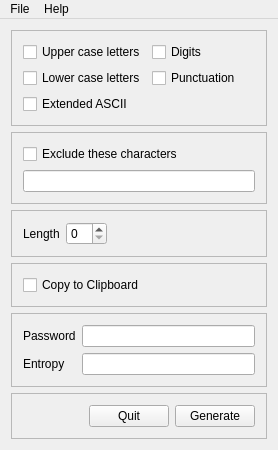
TimAllman/Password-Beaver, file mainwindow.ui: the form before one commit.
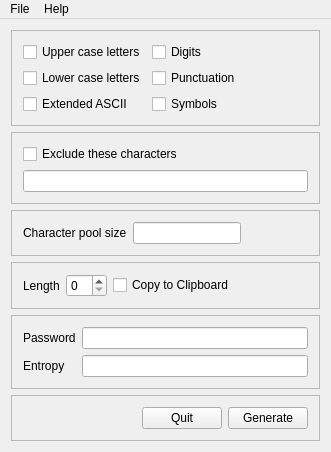
The form after the commit. Icons and pictures are not drawn.

```diff
--- a/mainwindow.ui
+++ b/mainwindow.ui
@@ -6,8 +6,8 @@
    <rect>
     <x>0</x>
     <y>0</y>
-    <width>278</width>
-    <height>433</height>
+    <width>331</width>
+    <height>437</height>
    </rect>
   </property>
   <property name="sizePolicy">
@@ -24,7 +24,13 @@
     <normaloff>:/icons/scalable/beaver.svg</normaloff>:/icons/scalable/beaver.svg</iconset>
   </property>
   <widget class="QWidget" name="centralWidget">
-   <layout class="QVBoxLayout" name="verticalLayout_3">
+   <property name="sizePolicy">
+    <sizepolicy hsizetype="Fixed" vsizetype="Fixed">
+     <horstretch>0</horstretch>
+     <verstretch>0</verstretch>
+    </sizepolicy>
+   </property>
+   <layout class="QVBoxLayout" name="verticalLayout">
     <item>
      <widget class="QFrame" name="frame_2">
       <property name="sizePolicy">
@@ -39,7 +45,7 @@
       <property name="frameShadow">
        <enum>QFrame::Raised</enum>
       </property>
-      <layout class="QGridLayout" name="gridLayout_2">
+      <layout class="QFormLayout" name="formLayout">
        <item row="0" column="0">
         <widget class="QCheckBox" name="upperCaseCheckBox">
          <property name="text">
@@ -87,6 +93,16 @@
          </property>
         </widget>
        </item>
+       <item row="2" column="1">
+        <widget class="QCheckBox" name="symbolsCheckBox">
+         <property name="text">
+          <string>Symbols</string>
+         </property>
+         <property name="tristate">
+          <bool>true</bool>
+         </property>
+        </widget>
+       </item>
       </layout>
      </widget>
     </item>
@@ -122,6 +138,57 @@
       </layout>
      </widget>
     </item>
+    <item>
+     <widget class="QFrame" name="frame_4">
+      <property name="sizePolicy">
+       <sizepolicy hsizetype="Preferred" vsizetype="Maximum">
+        <horstretch>0</horstretch>
+        <verstretch>0</verstretch>
+       </sizepolicy>
+      </property>
+      <property name="frameShape">
+       <enum>QFrame::StyledPanel</enum>
+      </property>
+      <property name="frameShadow">
+       <enum>QFrame::Raised</enum>
+      </property>
+      <layout class="QHBoxLayout" name="horizontalLayout_4">
+       <item>
+        <widget class="QLabel" name="label_4">
+         <property name="text">
+          <string>Character pool size</string>
+         </property>
+        </widget>
+       </item>
+       <item>
+        <widget class="QLineEdit" name="poolSizeLineEdit">
+         <property name="sizePolicy">
+          <sizepolicy hsizetype="Preferred" vsizetype="Fixed">
+           <horstretch>0</horstretch>
+           <verstretch>0</verstretch>
+          </sizepolicy>
+         </property>
+         <property name="readOnly">
+          <bool>true</bool>
+         </property>
+        </widget>
+       </item>
+       <item>
+        <spacer name="horizontalSpacer_2">
+         <property name="orientation">
+          <enum>Qt::Horizontal</enum>
+         </property>
+         <property name="sizeHint" stdset="0">
+          <size>
+           <width>40</width>
+           <height>20</height>
+          </size>
+         </property>
+        </spacer>
+       </item>
+      </layout>
+     </widget>
+    </item>
     <item>
      <widget class="QFrame" name="frame_1">
       <property name="sizePolicy">
@@ -136,6 +203,8 @@
       <property name="frameShadow">
        <enum>QFrame::Raised</enum>
       </property>
+      <layout class="QHBoxLayout" name="horizontalLayout_3">
+       <item>
       <layout class="QHBoxLayout" name="horizontalLayout_2">
        <item>
         <widget class="QLabel" name="label_3">
@@ -154,37 +223,8 @@
          </property>
         </widget>
        </item>
-       <item>
-        <spacer name="horizontalSpacer_2">
-         <property name="orientation">
-          <enum>Qt::Horizontal</enum>
-         </property>
-         <property name="sizeHint" stdset="0">
-          <size>
-           <width>137</width>
-           <height>20</height>
-          </size>
-         </property>
-        </spacer>
-       </item>
-      </layout>
-     </widget>
-    </item>
-    <item>
-     <widget class="QFrame" name="frame_4">
-      <property name="sizePolicy">
-       <sizepolicy hsizetype="Preferred" vsizetype="Maximum">
-        <horstretch>0</horstretch>
-        <verstretch>0</verstretch>
-       </sizepolicy>
-      </property>
-      <property name="frameShape">
-       <enum>QFrame::StyledPanel</enum>
-      </property>
-      <property name="frameShadow">
-       <enum>QFrame::Raised</enum>
-      </property>
-      <layout class="QVBoxLayout" name="verticalLayout">
+        </layout>
+       </item>
        <item>
         <widget class="QCheckBox" name="copyToClipboardCheckBox">
          <property name="toolTip">
@@ -195,6 +235,19 @@
          </property>
         </widget>
        </item>
+       <item>
+        <spacer name="horizontalSpacer_3">
+         <property name="orientation">
+          <enum>Qt::Horizontal</enum>
+         </property>
+         <property name="sizeHint" stdset="0">
+          <size>
+           <width>40</width>
+           <height>20</height>
+          </size>
+         </property>
+        </spacer>
+       </item>
       </layout>
      </widget>
     </item>
@@ -335,7 +388,7 @@
     <rect>
      <x>0</x>
      <y>0</y>
-     <width>278</width>
+     <width>331</width>
      <height>20</height>
     </rect>
    </property>
```
Lines whose indentation alone changed are shown as unchanged.
